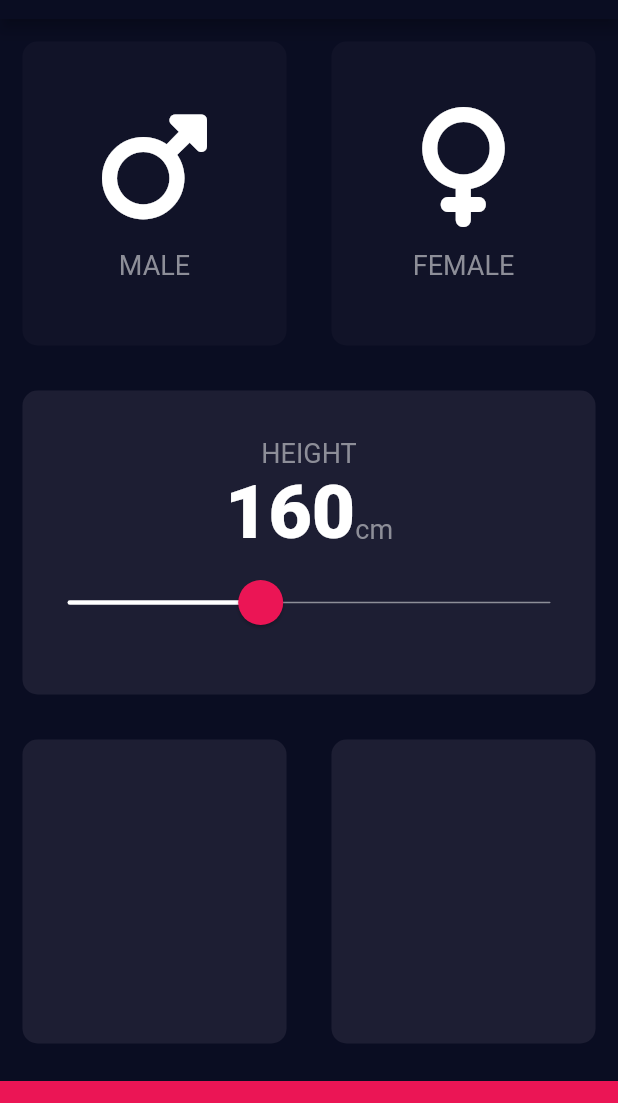
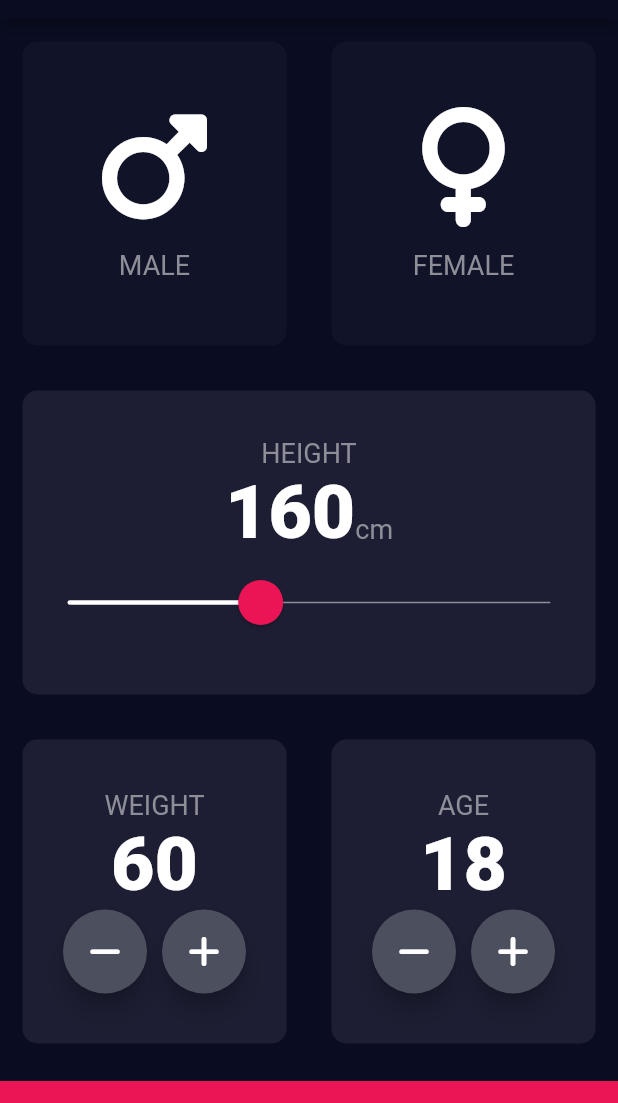
Before and after one commit to HeratUni-CS/bmi-calculator-SayedNawid, a Flutter app: the screen it shows after launch, on a phone screen of 412 x 824 dp, the part 65-1168 px from its top. Run offline on Flutter 3.47's test engine with Material 2 defaults, Android fonts, the phone set to English and light mode, and no system bars; our stand-ins replace font_awesome_flutter.

```diff
--- a/lib/input_page.dart
+++ b/lib/input_page.dart
@@ -1,3 +1,5 @@
+import 'package:bmi_starting/result_page.dart';
+import 'package:bmi_starting/roundIconButton.dart';
 import 'package:flutter/material.dart';
 import 'package:font_awesome_flutter/font_awesome_flutter.dart';
 import 'constants.dart';
@@ -12,6 +14,8 @@ class InputPage extends StatefulWidget {
 class _InputPageState extends State<InputPage> {
   Gender? selectedGender;
   int height = 160;
+  int weight = 60;
+  int age = 18;
 
   @override
   Widget build(BuildContext context) {
@@ -112,19 +116,100 @@ class _InputPageState extends State<InputPage> {
             child: Row(
               children: [
                 Expanded(
-                  child: ReusableCard(),
+                  child: ReusableCard(
+                    child: Column(
+                      mainAxisAlignment: MainAxisAlignment.center,
+                      children: [
+                        Text(
+                          "WEIGHT",
+                          style: kLabelTextStyle,
+                        ),
+                        Text(
+                          weight.toString(),
+                          style: kNumberTextStyle,
+                        ),
+                        Row(
+                          mainAxisAlignment: MainAxisAlignment.center,
+                          children: [
+                            RoundIconButton(
+                              icon: FontAwesomeIcons.minus,
+                              onPress: () {
+                                setState(() {
+                                  weight--;
+                                });
+                              },
+                            ),
+                            SizedBox(
+                              width: 10,
+                            ),
+                            RoundIconButton(
+                              icon: FontAwesomeIcons.plus,
+                              onPress: () {
+                                setState(() {
+                                  weight++;
+                                });
+                              },
+                            )
+                          ],
+                        )
+                      ],
+                    ),
+                  ),
                 ),
                 Expanded(
-                  child: ReusableCard(),
+                  child: ReusableCard(
+                    child: Column(
+                      mainAxisAlignment: MainAxisAlignment.center,
+                      children: [
+                        Text(
+                          "AGE",
+                          style: kLabelTextStyle,
+                        ),
+                        Text(
+                          age.toString(),
+                          style: kNumberTextStyle,
+                        ),
+                        Row(
+                          mainAxisAlignment: MainAxisAlignment.center,
+                          children: [
+                            RoundIconButton(
+                              icon: FontAwesomeIcons.minus,
+                              onPress: () {
+                                setState(() {
+                                  age--;
+                                });
+                              },
+                            ),
+                            SizedBox(
+                              width: 10,
+                            ),
+                            RoundIconButton(
+                              icon: FontAwesomeIcons.plus,
+                              onPress: () {
+                                setState(() {
+                                  age++;
+                                });
+                              },
+                            )
+                          ],
+                        )
+                      ],
+                    ),
+                  ),
                 ),
               ],
             ),
           ),
-          Container(
-            color: buttomCardColor,
-            margin: const EdgeInsets.only(top: 10),
-            width: double.infinity,
-            height: bottomHeight,
+          GestureDetector(
+            onTap: (){
+              Navigator.push(context, MaterialPageRoute(builder: ((context) => ResultPage())));
+            },
+            child: Container(
+              color: buttomCardColor,
+              margin: const EdgeInsets.only(top: 10),
+              width: double.infinity,
+              height: bottomHeight,
+            ),
           ),
         ],
       ),
--- /dev/null
+++ b/lib/result_page.dart
@@ -0,0 +1,15 @@
+import 'package:flutter/material.dart';
+
+class ResultPage extends StatelessWidget {
+  const ResultPage({super.key});
+
+  @override
+  Widget build(BuildContext context) {
+    return Scaffold(
+      appBar: AppBar(
+        title: Text("ResultPage"),
+      ),
+      body: Text("Result"),
+    );
+  }
+}
--- /dev/null
+++ b/lib/roundIconButton.dart
@@ -0,0 +1,21 @@
+import 'package:flutter/material.dart';
+
+class RoundIconButton extends StatelessWidget {
+  final IconData? icon ;
+  final VoidCallback? onPress ;
+  RoundIconButton({required this.icon , required this.onPress});
+
+  @override
+  Widget build(BuildContext context) {
+    return RawMaterialButton(
+      child: Icon(icon),
+      constraints: BoxConstraints.tightFor(
+        width: 56.0,
+        height: 56.0,
+      ),
+      elevation: 6,
+      fillColor: Color(0xFF4C4F5E),
+      shape: CircleBorder(),
+      onPressed: onPress );
+  }
+}
```
